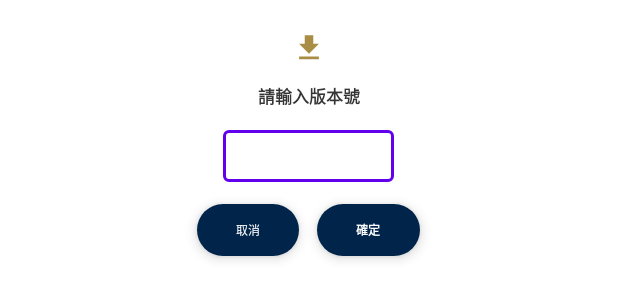
After one commit to EnzoHsieh-Android/CitrusAc, an Android app: the layout dialog_download.xml on its own in the app's theme, with its tools: preview values and no code run, on a phone screen of 412 x 824 dp. The commit adds this screen. Shown: the top 300 px of the screen. Run offline under Robolectric (Android 15) with nearby library versions, the phone set to English and light mode, and no system bars.

Commit message:
11/21 - 增加版更功能

```diff
--- a/app/src/main/AndroidManifest.xml
+++ b/app/src/main/AndroidManifest.xml
@@ -5,6 +5,11 @@
     <uses-permission android:name="android.permission.INTERNET" />
     <uses-permission android:name="android.permission.ACCESS_NETWORK_STATE" />
     <uses-permission android:name="android.permission.CAMERA" />
+    <uses-permission android:name="android.permission.READ_EXTERNAL_STORAGE" />
+    <uses-permission android:name="android.permission.WRITE_EXTERNAL_STORAGE" />
+    <uses-permission android:name="android.permission.REQUEST_INSTALL_PACKAGES" />
+    <uses-permission android:name="android.permission.WAKE_LOCK" />
+
 
     <uses-feature
         android:name="android.hardware.camera"
--- a/app/src/main/java/com/citrus/util/Constants.kt
+++ b/app/src/main/java/com/citrus/util/Constants.kt
@@ -29,6 +29,7 @@ object Constants {
     const val GET_RECORD_HISTORY = "/CitrusAC/Service.asmx/GetRecordHistoryList"
     const val GET_RECORD_LATEST = "/CitrusAC/Service.asmx/GetRecordLatestList"
     const val SET_ACCESS_DATA = "/AC/Service.asmx/SetCustAccessData"
+    const val DOWNLOAD_URL = "http://hq.citrus.tw/apk/"
     val serverDateFormat = SimpleDateFormat("yyyy-MM-dd'T'HH:mm:ss")
 
 
--- a/app/src/main/java/com/citrus/util/base/BindingAlertDialog.kt
+++ b/app/src/main/java/com/citrus/util/base/BindingAlertDialog.kt
@@ -32,7 +32,6 @@ abstract class BindingAlertDialog<out VB : ViewBinding>(
         _binding = inflate.invoke(layoutInflater)
         setContentView(binding.root)
 
-        setOwnerActivity(mContext as Activity) //important!!! OwnerActivity is for dispatchTouchEvent
 
 
         window?.clearFlags(WindowManager.LayoutParams.FLAG_NOT_FOCUSABLE or WindowManager.LayoutParams.FLAG_ALT_FOCUSABLE_IM)
--- /dev/null
+++ b/app/src/main/res/drawable/button_white_45.xml
@@ -0,0 +1,18 @@
+<?xml version="1.0" encoding="utf-8"?>
+<selector xmlns:android="http://schemas.android.com/apk/res/android">
+
+    <item android:state_pressed="true">
+        <shape android:shape="rectangle">
+            <corners android:radius="45dip" />
+            <solid android:color="@color/colorPrimaryDark" />
+        </shape>
+    </item>
+    <!-- 預設時 -->
+    <item>
+        <shape android:shape="rectangle">
+            <corners android:radius="45dip" />
+            <solid android:color="@color/colorPrimary" />
+        </shape>
+    </item>
+
+</selector>
--- /dev/null
+++ b/app/src/main/res/drawable/ic_baseline_download_24.xml
@@ -0,0 +1,10 @@
+<vector xmlns:android="http://schemas.android.com/apk/res/android"
+    android:width="24dp"
+    android:height="24dp"
+    android:viewportWidth="24"
+    android:viewportHeight="24"
+    android:tint="?attr/colorControlNormal">
+  <path
+      android:fillColor="@android:color/white"
+      android:pathData="M5,20h14v-2H5V20zM19,9h-4V3H9v6H5l7,7L19,9z"/>
+</vector>
--- /dev/null
+++ b/app/src/main/res/layout/dialog_download.xml
@@ -0,0 +1,129 @@
+<?xml version="1.0" encoding="utf-8"?>
+<LinearLayout xmlns:android="http://schemas.android.com/apk/res/android"
+    xmlns:tools="http://schemas.android.com/tools"
+    android:layout_width="match_parent"
+    android:layout_height="wrap_content"
+    xmlns:app="http://schemas.android.com/apk/res-auto"
+    android:layout_centerInParent="true"
+    android:layout_gravity="center_horizontal"
+    android:paddingStart="@dimen/padding_15"
+    android:paddingEnd="@dimen/padding_15"
+    android:paddingTop="@dimen/padding_15"
+    android:background="@drawable/custom_dialog_bg"
+    android:orientation="vertical"
+    android:clipToPadding="false">
+
+    <ScrollView
+        android:layout_width="match_parent"
+        android:layout_height="0dp"
+        android:layout_weight="1">
+
+        <LinearLayout
+            android:layout_width="match_parent"
+            android:layout_height="wrap_content"
+            android:orientation="vertical"
+            android:paddingTop="@dimen/padding_10">
+
+            <ImageView
+                android:id="@+id/ivIcon"
+                android:layout_width="@dimen/dp_40"
+                android:layout_height="@dimen/dp_40"
+                android:layout_gravity="center"
+                android:layout_margin="@dimen/padding_10"
+                android:src="@drawable/ic_baseline_download_24"
+                app:tint="@color/colorGoldDeep"
+                 />
+
+            <TextView
+                android:id="@+id/tvTitle"
+                android:layout_width="wrap_content"
+                android:layout_height="wrap_content"
+                android:layout_gravity="center"
+                android:gravity="center"
+                android:padding="@dimen/padding_10"
+                android:textColor="@color/colorPrimaryText"
+                android:textSize="@dimen/sp_20"
+                android:textStyle="bold"
+                android:text="請輸入版本號"
+                 />
+
+            <com.google.android.material.textfield.TextInputLayout
+                android:id="@+id/codeInputLayout"
+                style="@style/Widget.MaterialComponents.TextInputLayout.OutlinedBox"
+                android:layout_width="@dimen/dp_200"
+                android:layout_height="@dimen/dp_70"
+                android:layout_marginTop="@dimen/dp_5"
+                android:layout_marginBottom="@dimen/dp_10"
+                android:layout_gravity="center"
+                app:layout_constraintStart_toStartOf="parent"
+                app:layout_constraintTop_toBottomOf="@+id/lanTextInputLayout"
+                >
+
+                <AutoCompleteTextView
+                    android:id="@+id/etCode"
+                    android:layout_width="match_parent"
+                    android:layout_height="match_parent"
+                    android:inputType="text"
+                    android:maxLines="1"
+                    android:singleLine="true"
+                    android:textSize="@dimen/sp_30"
+                    android:paddingStart="@dimen/dp_20"
+
+                    android:textStyle="bold"
+                    android:textColor="@color/colorPrimary"
+                    android:imeOptions="actionDone"
+                    android:cursorVisible="false"
+                    />
+            </com.google.android.material.textfield.TextInputLayout>
+
+        </LinearLayout>
+    </ScrollView>
+
+    <LinearLayout
+        android:layout_gravity="center"
+        android:layout_width="@dimen/dp_300"
+        android:paddingStart="@dimen/padding_20"
+        android:paddingEnd="@dimen/padding_20"
+        android:paddingTop="@dimen/padding_15"
+        android:paddingBottom="@dimen/padding_25"
+        android:clipToPadding="false"
+        android:layout_height="@dimen/dp_100"
+        android:orientation="horizontal">
+
+        <TextView
+            android:id="@+id/btnCancel"
+            android:layout_width="0dp"
+            android:layout_weight="1"
+            android:layout_height="wrap_content"
+            android:layout_gravity="center"
+            android:padding="@dimen/dp_20"
+            android:gravity="center"
+            android:layout_marginEnd="@dimen/padding_10"
+            android:background="@drawable/button_white_45"
+            android:elevation="5dp"
+            android:textSize="@dimen/sp_14"
+            android:textColor="@color/white"
+            android:text="取消"
+            tools:visibility="visible" />
+
+        <TextView
+            android:id="@+id/btnOK"
+            android:layout_width="0dp"
+            android:layout_height="wrap_content"
+            android:layout_gravity="center"
+            android:layout_marginStart="@dimen/padding_10"
+            android:layout_weight="1"
+            android:textStyle="bold"
+            android:gravity="center"
+            android:padding="@dimen/dp_20"
+            android:background="@drawable/button_white_45"
+            android:textColor="@color/white"
+            android:elevation="5dp"
+            android:textSize="@dimen/sp_14"
+            android:text="確定"
+            android:visibility="visible" />
+
+    </LinearLayout>
+
+
+</LinearLayout>
```
Also changed, not shown: app/build.gradle (+13 -0 lines), app/src/main/java/com/citrus/citrusac/present/main/SharedViewModel.kt (+30 -0 lines), app/src/main/java/com/citrus/citrusac/present/setting/CustomDownloadDialog.kt (added, +35 -0 lines), app/src/main/java/com/citrus/citrusac/present/setting/SettingFragment.kt (+137 -1 lines), app/src/main/java/com/citrus/util/apkDownload/ktorDownloadExt.kt (added, +54 -0 lines), app/src/main/res/drawable/button_light_15.xml (added, +18 -0 lines).
